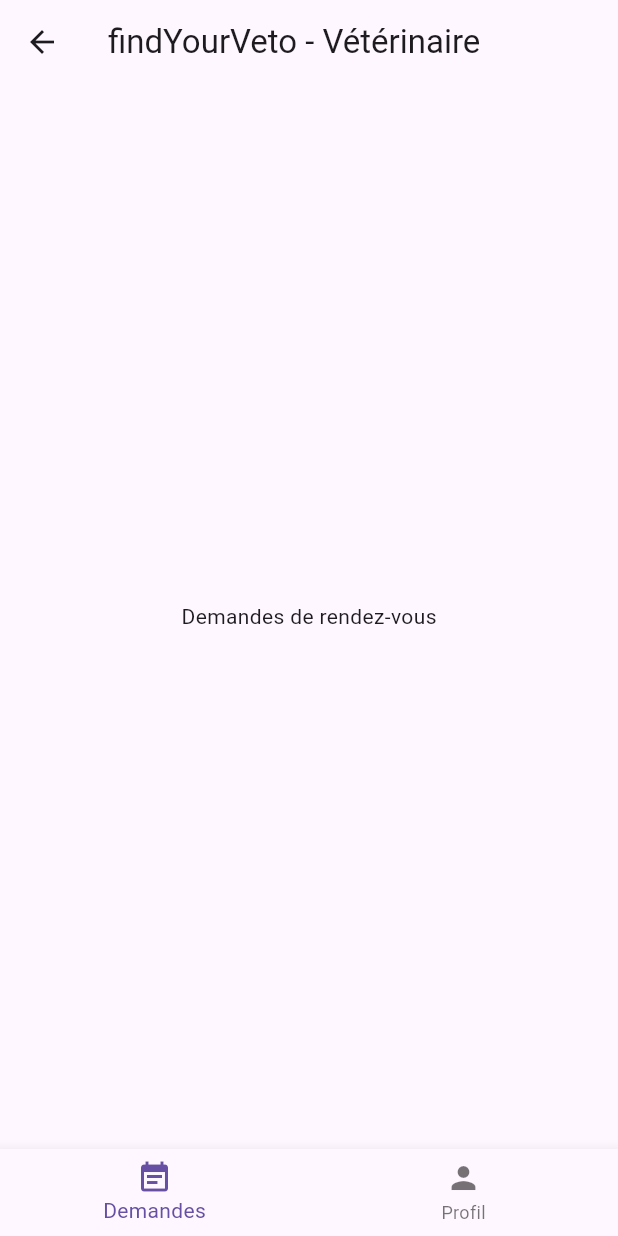
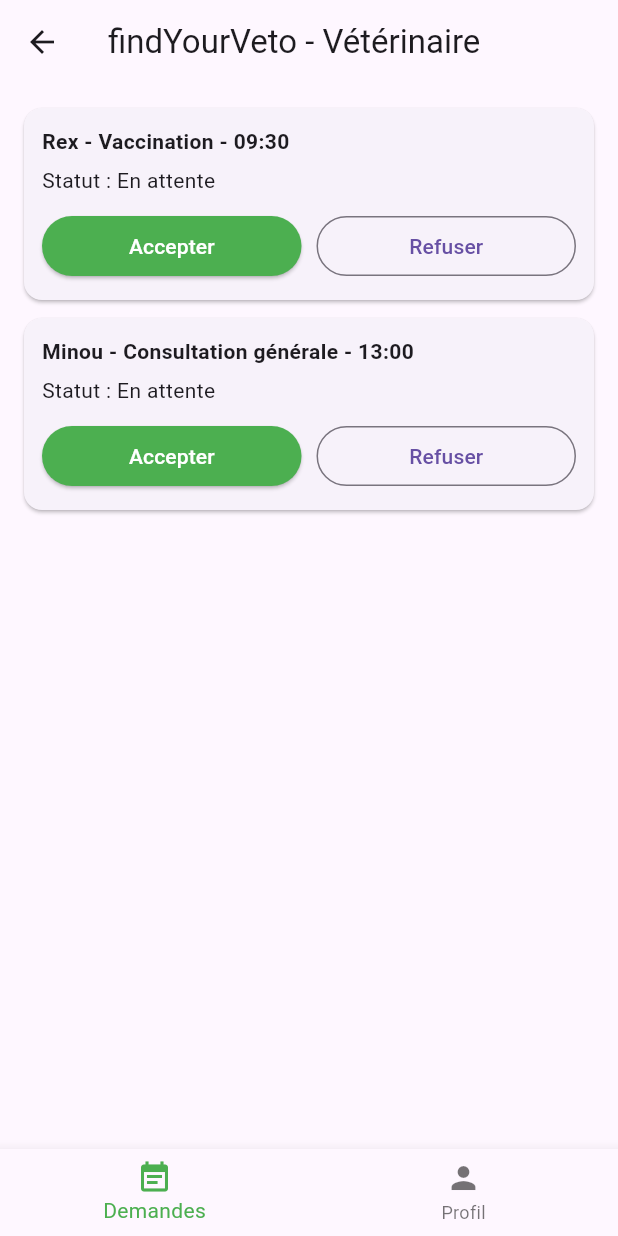
Before and after one commit to mairame21/findyourveto, a Flutter app: the screen it shows after launch, after a tap on "Se connecter en tant que vétérinaire", on a phone screen of 412 x 824 dp. Run offline on Flutter 3.47's test engine with Material 3 defaults, Android fonts, the light colour scheme and no system bars.

Commit message:
version0509262

```diff
--- a/lib/loginpage.dart
+++ b/lib/loginpage.dart
@@ -1,7 +1,7 @@
 import 'package:flutter/material.dart';
 import "registerpage.dart";
 import "client_home_page.dart";
-import "veterinairehomepage.dart";
+import "veterinaire_home_page.dart";
 class LoginPage extends StatefulWidget {
   const LoginPage({super.key});
 
@@ -14,7 +14,8 @@ class _LoginPageState extends State<LoginPage> {
   Widget build(BuildContext context) {
     return Scaffold(
       backgroundColor: Colors.white,
-      body:Column(
+      body:SingleChildScrollView(
+      child: Column(
         mainAxisAlignment: MainAxisAlignment.center,
         children: [
           const Icon(
@@ -120,7 +121,7 @@ class _LoginPageState extends State<LoginPage> {
           ),
           Container(
             margin: const EdgeInsets.symmetric(
-             horizontal: 40,
+              horizontal: 40,
             ),
             height: 50,
             width: double.infinity,
@@ -142,6 +143,7 @@ class _LoginPageState extends State<LoginPage> {
           )
         ]
       )
+    )
     );
   }
 }
--- a/lib/registerpage.dart
+++ b/lib/registerpage.dart
@@ -14,7 +14,8 @@ class _RegisterPageState extends State<RegisterPage> {
   Widget build(BuildContext context) {
     return Scaffold(
       backgroundColor: Colors.white,
-      body: Column(
+      body: SingleChildScrollView(
+      child: Column(
         mainAxisAlignment: MainAxisAlignment.center,
         children: [
           const Icon(
@@ -139,6 +140,7 @@ class _RegisterPageState extends State<RegisterPage> {
           )
         ]
       )
+    )
     );
   }
 }
--- /dev/null
+++ b/lib/veterinaire_home_page.dart
@@ -0,0 +1,121 @@
+import 'package:flutter/material.dart';
+import 'conseils_page.dart';
+import 'messagerie_page.dart';
+
+class VeterinaireHomePage extends StatefulWidget {
+  const VeterinaireHomePage({super.key});
+
+  @override
+  State<VeterinaireHomePage> createState() => _VeterinaireHomePageState();
+}
+
+class _VeterinaireHomePageState extends State<VeterinaireHomePage> {
+  int indexActuel = 0;
+
+  List<String> demandes = [
+    "Rex - Vaccination - 09:30",
+    "Minou - Consultation générale - 13:00",
+  ];
+
+  List<String> statuts = ["En attente", "En attente"];
+
+  void accepter(int index) {
+    setState(() {
+      statuts[index] = "Accepté";
+    });
+  }
+
+  void refuser(int index) {
+    setState(() {
+      statuts[index] = "Refusé";
+    });
+  }
+
+  @override
+  Widget build(BuildContext context) {
+    return Scaffold(
+      appBar: AppBar(title: const Text("findYourVeto - Vétérinaire")),
+      body: indexActuel == 0
+          ? ListView.builder(
+              padding: const EdgeInsets.all(16),
+              itemCount: demandes.length,
+              itemBuilder: (context, index) {
+                return Card(
+                  margin: const EdgeInsets.only(bottom: 12),
+                  child: Padding(
+                    padding: const EdgeInsets.all(12),
+                    child: Column(
+                      crossAxisAlignment: CrossAxisAlignment.start,
+                      children: [
+                        Text(demandes[index], style: const TextStyle(fontWeight: FontWeight.bold)),
+                        const SizedBox(height: 6),
+                        Text("Statut : ${statuts[index]}"),
+                        const SizedBox(height: 10),
+                        Row(
+                          children: [
+                            Expanded(
+                              child: ElevatedButton(
+                                onPressed: () => accepter(index),
+                                style: ElevatedButton.styleFrom(backgroundColor: Colors.green),
+                                child: const Text("Accepter", style: TextStyle(color: Colors.white)),
+                              ),
+                            ),
+                            const SizedBox(width: 10),
+                            Expanded(
+                              child: OutlinedButton(
+                                onPressed: () => refuser(index),
+                                child: const Text("Refuser"),
+                              ),
+                            ),
+                          ],
+                        ),
+                      ],
+                    ),
+                  ),
+                );
+              },
+            )
+          : ListView(
+              padding: const EdgeInsets.all(16),
+              children: [
+                ListTile(
+                  tileColor: Colors.grey[200],
+                  leading: const Icon(Icons.message),
+                  title: const Text("Messagerie"),
+                  onTap: () {
+                    Navigator.push(
+                      context,
+                      MaterialPageRoute(builder: (context) => const MessagerieePage()),
+                    );
+                  },
+                ),
+                const SizedBox(height: 10),
+                ListTile(
+                  tileColor: Colors.grey[200],
+                  leading: const Icon(Icons.article),
+                  title: const Text("Poster un conseil"),
+                  onTap: () {
+                    Navigator.push(
+                      context,
+                      MaterialPageRoute(builder: (context) => const ConseilsPage()),
+                    );
+                  },
+                ),
+              ],
+            ),
+      bottomNavigationBar: BottomNavigationBar(
+        currentIndex: indexActuel,
+        selectedItemColor: Colors.green,
+        onTap: (index) {
+          setState(() {
+            indexActuel = index;
+          });
+        },
+        items: const [
+          BottomNavigationBarItem(icon: Icon(Icons.event_note), label: "Demandes"),
+          BottomNavigationBarItem(icon: Icon(Icons.person), label: "Profil"),
+        ],
+      ),
+    );
+  }
+}
--- a/lib/veterinairehomepage.dart
+++ /dev/null
@@ -1,34 +0,0 @@
-import 'package:flutter/material.dart';
-
-class VeterinaireHomePage extends StatefulWidget {
-  const VeterinaireHomePage({super.key});
-
-  @override
-  State<VeterinaireHomePage> createState() => _VeterinaireHomePageState();
-}
-
-class _VeterinaireHomePageState extends State<VeterinaireHomePage> {
-  int indexActuel = 0;
-
-  @override
-  Widget build(BuildContext context) {
-    return Scaffold(
-      appBar: AppBar(title: const Text("findYourVeto - Vétérinaire")),
-      body: indexActuel == 0
-          ? const Center(child: Text("Demandes de rendez-vous"))
-          : const Center(child: Text("Mon profil")),
-      bottomNavigationBar: BottomNavigationBar(
-        currentIndex: indexActuel,
-        onTap: (index) {
-          setState(() {
-            indexActuel = index;
-          });
-        },
-        items: const [
-          BottomNavigationBarItem(icon: Icon(Icons.event_note), label: "Demandes"),
-          BottomNavigationBarItem(icon: Icon(Icons.person), label: "Profil"),
-        ],
-      ),
-    );
-  }
-}
```
Also changed, not shown: lib/client_home_page.dart (+126 -3 lines), lib/conseils_page.dart (added, +41 -0 lines), lib/dossier_medical_page.dart (added, +31 -0 lines), lib/messagerie_page.dart (added, +80 -0 lines), lib/notifications_page.dart (added, +28 -0 lines), lib/symptomes_page.dart (added, +61 -0 lines), lib/vaccins_page.dart (added, +29 -0 lines), lib/veto_detail_page.dart (added, +81 -0 lines), lib/main.dart (line endings or trailing spaces), 1 other file.
